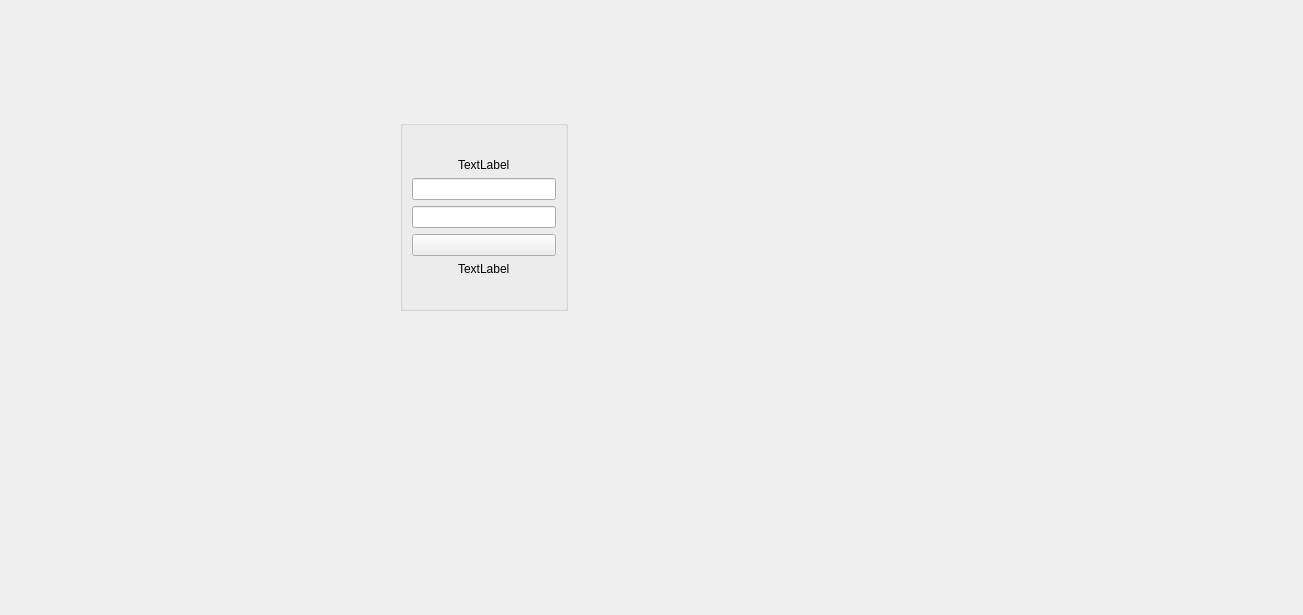
Before: the Qt Designer form Login/mainwindow.ui in dihnhuunam/Qt-Projects, drawn with Qt 5.
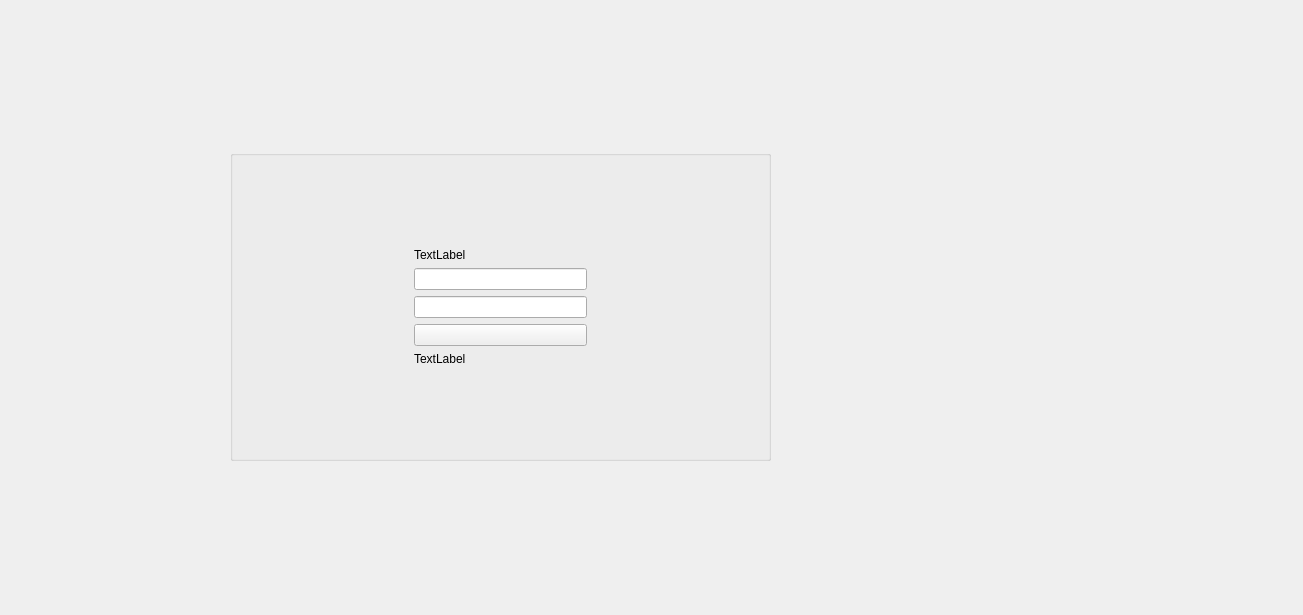
After: the same form once the commit is applied.

Commit message: [ADD]: Login Form

What changed in the file:
```diff
--- a/Login/mainwindow.ui
+++ b/Login/mainwindow.ui
@@ -17,32 +17,45 @@
    <widget class="QGroupBox" name="groupBox">
     <property name="geometry">
      <rect>
-      <x>400</x>
-      <y>120</y>
-      <width>168</width>
-      <height>191</height>
+      <x>230</x>
+      <y>150</y>
+      <width>541</width>
+      <height>311</height>
      </rect>
     </property>
     <property name="title">
      <string/>
     </property>
-    <layout class="QVBoxLayout" name="verticalLayout_2">
+    <layout class="QHBoxLayout" name="horizontalLayout">
      <item>
-      <spacer name="verticalSpacer">
+      <spacer name="horizontalSpacer">
        <property name="orientation">
-        <enum>Qt::Vertical</enum>
+        <enum>Qt::Horizontal</enum>
        </property>
        <property name="sizeHint" stdset="0">
         <size>
-         <width>20</width>
-         <height>40</height>
+         <width>40</width>
+         <height>20</height>
         </size>
        </property>
       </spacer>
      </item>
      <item>
       <layout class="QVBoxLayout" name="verticalLayout">
-       <item alignment="Qt::AlignHCenter">
+       <item>
+        <spacer name="verticalSpacer">
+         <property name="orientation">
+          <enum>Qt::Vertical</enum>
+         </property>
+         <property name="sizeHint" stdset="0">
+          <size>
+           <width>20</width>
+           <height>40</height>
+          </size>
+         </property>
+        </spacer>
+       </item>
+       <item>
         <widget class="QLabel" name="loginLabel">
          <property name="text">
           <string>TextLabel</string>
@@ -62,24 +75,37 @@
          </property>
         </widget>
        </item>
-       <item alignment="Qt::AlignHCenter">
+       <item>
         <widget class="QLabel" name="statusLabel">
          <property name="text">
           <string>TextLabel</string>
          </property>
         </widget>
        </item>
+       <item>
+        <spacer name="verticalSpacer_2">
+         <property name="orientation">
+          <enum>Qt::Vertical</enum>
+         </property>
+         <property name="sizeHint" stdset="0">
+          <size>
+           <width>20</width>
+           <height>40</height>
+          </size>
+         </property>
+        </spacer>
+       </item>
       </layout>
      </item>
      <item>
-      <spacer name="verticalSpacer_2">
+      <spacer name="horizontalSpacer_2">
        <property name="orientation">
-        <enum>Qt::Vertical</enum>
+        <enum>Qt::Horizontal</enum>
        </property>
        <property name="sizeHint" stdset="0">
         <size>
-         <width>20</width>
-         <height>40</height>
+         <width>40</width>
+         <height>20</height>
         </size>
        </property>
       </spacer>
```
The commit also changes 1 other file.
